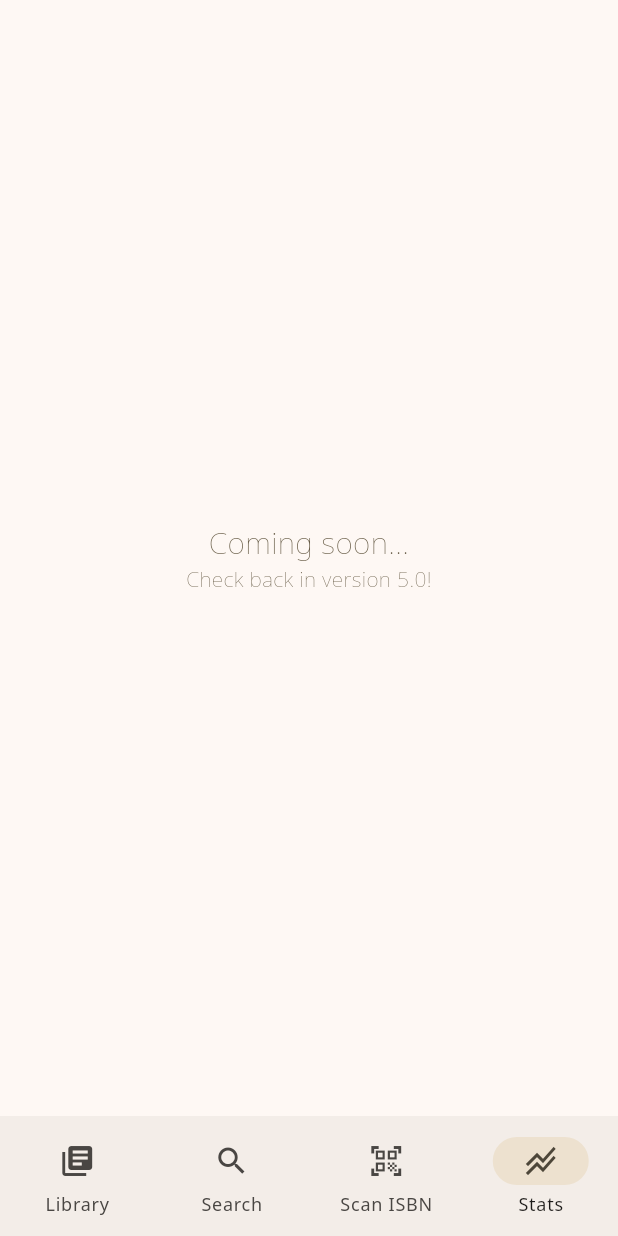
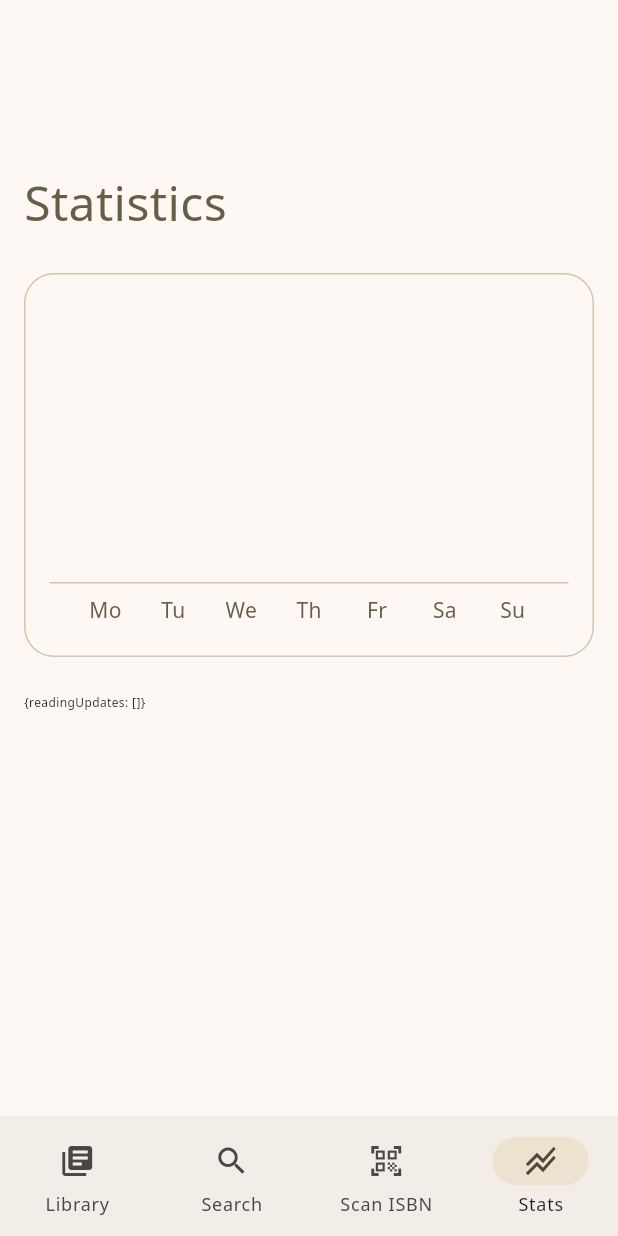
Before and after one commit to 8-bit-confusion/booklist, a Flutter app: the screen it shows after launch, item 4 of the bottom bar chosen, on a phone screen of 412 x 824 dp. Run offline on Flutter 3.47's test engine with Material 3 defaults, Android fonts, the light colour scheme and no system bars; drawn by our look-alikes of fl_chart; our stand-ins replace file_picker, package_info_plus; missing offline and left inert: mobile_scanner; project files that could hold a hidden picture were left out.

Commit message:
initial stat graphing (this week only)

```diff
--- a/lib/pages/stats.dart
+++ b/lib/pages/stats.dart
@@ -1,6 +1,10 @@
+import 'dart:math';
+
 import 'package:flutter/material.dart';
+import 'package:fl_chart/fl_chart.dart';
 
 import '../pages.dart';
+import '../saves.dart';
 
 class Stats extends PageContent {
   const Stats({super.key});
@@ -13,27 +17,107 @@ class Stats extends PageContent {
 }
 
 class _StatsState extends State<Stats> {
+  List<int> indexes = [0, 1, 2, 3, 4, 5, 6];
+  List<String> titles = ["Mo", "Tu", "We", "Th", "Fr", "Sa", "Su"];
+
   @override
   Widget build(BuildContext context) {
+    List<double> weekPages = indexes
+        .map((int weekday) => statsData.readingUpdates
+            .where((ReadingUpdate update) => (update.timestamp.weekday == weekday + 1 && (update.timestamp.day - DateTime.now().day).abs() < 7))
+            .map((ReadingUpdate update) => update.pages)
+            .followedBy([0])
+            .reduce((int a, int b) => a + b)
+            .toDouble())
+        .toList();
+
     return Container(
       padding: const EdgeInsets.all(16.0),
-      child: Center(
-        child: Column(
-          mainAxisSize: MainAxisSize.min,
-          children: [
-            Text("Coming soon...",
-              textAlign: TextAlign.center,
-              style: TextStyle(fontWeight: FontWeight.w300, fontSize: 20.0,
-                  color: Theme.of(context).colorScheme.primary),
+      child: Column(
+        crossAxisAlignment: CrossAxisAlignment.start,
+        mainAxisSize: MainAxisSize.min,
+        children: <Widget>[
+          const SizedBox(height: 96.0,),
+          Text(
+            widget.title(),
+            textAlign: TextAlign.left,
+            style: TextStyle(
+              color: Theme.of(context).colorScheme.primary,
+              fontWeight: FontWeight.w400,
+              fontSize: 32.0,
             ),
-            Text("Check back in version 5.0!",
-              textAlign: TextAlign.center,
-              style: TextStyle(fontWeight: FontWeight.w300,
-                  color: Theme.of(context).colorScheme.primary),
+          ),
+          const SizedBox(height: 24.0,),
+          Container(
+            padding: const EdgeInsets.all(16.0),
+            decoration: BoxDecoration(
+              borderRadius: const BorderRadius.all(Radius.circular(20.0)),
+              border: Border.fromBorderSide(BorderSide(
+                color: Theme.of(context).colorScheme.inversePrimary,
+              )),
             ),
-          ],
-        ),
-      ),
+            height: 256.0,
+            child: BarChart(
+              BarChartData(
+                minY: -weekPages.reduce((double a, double b) => max(a, b)) * 0.05,
+                maxY: weekPages.reduce((double a, double b) => max(a, b)) * 1.15,
+                gridData: const FlGridData(show: false),
+                borderData: FlBorderData(border: Border(bottom: BorderSide(color: Theme.of(context).colorScheme.inversePrimary))),
+                titlesData: FlTitlesData(
+                  leftTitles: const AxisTitles(),
+                  rightTitles: const AxisTitles(),
+                  topTitles: const AxisTitles(),
+                  bottomTitles: AxisTitles(
+                    sideTitles: SideTitles(
+                      showTitles: true,
+                      reservedSize: 32.0,
+                      getTitlesWidget: (double axisValue, TitleMeta meta) {
+                        return Container(
+                          padding: const EdgeInsets.only(top: 8.0,),
+                          child: Text(titles[axisValue.toInt()], style: TextStyle(
+                              color: Theme.of(context).colorScheme.primary,),),
+                        );
+                      }
+                    )
+                  )
+                ),
+                barTouchData: BarTouchData(
+                  touchTooltipData: BarTouchTooltipData(
+                    tooltipMargin: 0.0,
+                    tooltipPadding: EdgeInsets.zero,
+                    getTooltipColor: (_) => Colors.transparent,
+                    getTooltipItem: (BarChartGroupData groupData, int a, BarChartRodData rodData, int b) {
+                      return BarTooltipItem(rodData.toY.toInt().toString(), TextStyle(
+                          color: Theme.of(context).colorScheme.primary));
+                    }
+                  ),
+                ),
+                barGroups: indexes.map((int index) => BarChartGroupData(
+                  x: index,
+                  barRods: [BarChartRodData(
+                    gradient: LinearGradient(
+                      begin: Alignment.bottomCenter,
+                      end: Alignment.topCenter,
+                      colors: [
+                        Color.lerp(Theme.of(context).colorScheme.primary, Theme.of(context).colorScheme.secondaryContainer, 0.95)!,
+                        Theme.of(context).colorScheme.inversePrimary,
+                      ]
+                    ),
+                    width: 16.0,
+                    toY: weekPages[index],
+                  )],
+                  showingTooltipIndicators: weekPages[index] > 0 ? [0] : [],
+                )).toList()
+              )
+            ),
+          ),
+          const SizedBox(height: 24.0,),
+          Text(
+            statsData.toJson().toString(),
+            style: const TextStyle(fontSize: 8.0),
+          ),
+        ]
+      )
     );
   }
 }
--- a/pubspec.yaml
+++ b/pubspec.yaml
@@ -41,6 +41,7 @@ dependencies:
   app_set_id: ^1.2.0
   url_launcher: ^6.3.1
   package_info_plus: ^8.3.0
+  fl_chart: ^0.70.2
 
 dev_dependencies:
   flutter_test:
```
Also changed, not shown: pubspec.lock.
